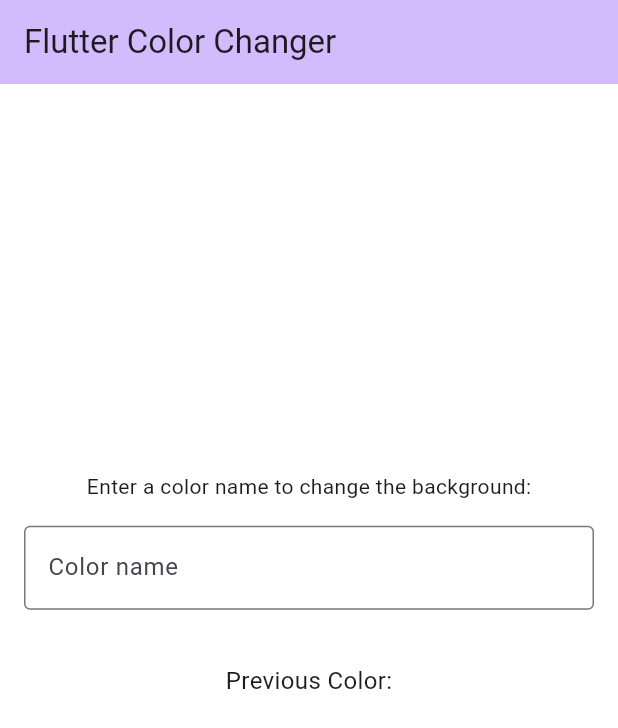
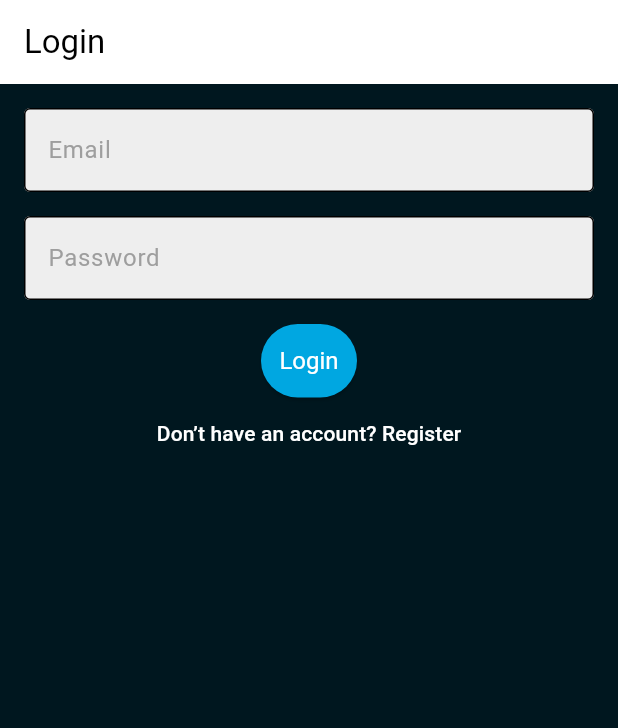
Before and after one commit to sobolkd/Simple-MobApp-on-Flutter, a Flutter app: the screen it shows after launch, on a phone screen of 412 x 824 dp. Shown: the top 728 px of the screen. Run offline on Flutter 3.47's test engine with Material 3 defaults, Android fonts, the phone set to English and light mode, and no system bars.

Commit message:
Completed lab 2

```diff
--- a/lib/main.dart
+++ b/lib/main.dart
@@ -1,4 +1,5 @@
 import 'package:flutter/material.dart';
+import 'package:my_project/screens/login_screen.dart';
 
 void main() {
   runApp(const MyApp());
@@ -10,111 +11,23 @@ class MyApp extends StatelessWidget {
   @override
   Widget build(BuildContext context) {
     return MaterialApp(
-      title: 'Flutter Color Changer',
+      title: 'D&D Character Creator',
       theme: ThemeData(
-        colorScheme: ColorScheme.fromSeed(seedColor: Colors.deepPurple),
-        useMaterial3: true,
+        scaffoldBackgroundColor: const Color(0xFF00171F),
+        colorScheme: ColorScheme.fromSwatch().copyWith(
+          primary: const Color(0xFFFFFFFF),
+          onPrimary: Colors.white,
+          secondary: const Color(0xFFFFFFFF),
+        ),
+        textTheme: Theme.of(context).textTheme.apply(
+          bodyColor: Colors.white,
+          displayColor: Colors.white,
+        ),
+        inputDecorationTheme: const InputDecorationTheme(
+          hintStyle: TextStyle(color: Colors.grey),
+        ),
       ),
-      home: const MyHomePage(title: 'Flutter Color Changer'),
+      home: LoginScreen(),
     );
   }
 }
-
-class MyHomePage extends StatefulWidget {
-  const MyHomePage({required this.title, super.key});
-
-  final String title;
-
-  @override
-  State<MyHomePage> createState() => _MyHomePageState();
-}
-
-class _MyHomePageState extends State<MyHomePage> {
-  Color _backgroundColor = Colors.white;
-  Color _previousColor = Colors.white;
-  final TextEditingController _controller = TextEditingController();
-
-  void _changeBackgroundColor(String colorName) {
-    setState(() {
-      _previousColor = _backgroundColor;
-      _backgroundColor = _getColorFromName(colorName);
-      if (_backgroundColor == Colors.grey) {
-        _showSnackBar("Color '$colorName' not recognized. Defaulting to grey.");
-      }
-    });
-  }
-
-  Color _getColorFromName(String colorName) {
-    switch (colorName.toLowerCase()) {
-      case 'red':
-        return Colors.red;
-      case 'green':
-        return Colors.green;
-      case 'blue':
-        return Colors.blue;
-      case 'yellow':
-        return Colors.yellow;
-      case 'purple':
-        return Colors.purple;
-      case 'black':
-        return Colors.black;
-      case 'white':
-        return Colors.white;
-      case 'orange':
-        return Colors.orange;
-      default:
-        return Colors.grey;
-    }
-  }
-
-  void _showSnackBar(String message) {
-    ScaffoldMessenger.of(context).showSnackBar(
-      SnackBar(
-        content: Text(message),
-        duration: const Duration(seconds: 3),
-      ),
-    );
-  }
-
-  @override
-  Widget build(BuildContext context) {
-    return Scaffold(
-      appBar: AppBar(
-        backgroundColor: Theme.of(context).colorScheme.inversePrimary,
-        title: Text(widget.title),
-      ),
-      body: ColoredBox(
-        color: _backgroundColor,
-        child: Center(
-          child: Column(
-            mainAxisAlignment: MainAxisAlignment.center,
-            children: <Widget>[
-              const Text('Enter a color name to change the background:'),
-              Padding(
-                padding: const EdgeInsets.all(16),
-                child: TextField(
-                  controller: _controller,
-                  decoration: const InputDecoration(
-                    labelText: 'Color name',
-                    border: OutlineInputBorder(),
-                  ),
-                  onSubmitted: _changeBackgroundColor,
-                ),
-              ),
-              const SizedBox(height: 20),
-              const Text(
-                'Previous Color:',
-                style: TextStyle(fontSize: 16),
-              ),
-              Container(
-                width: 100,
-                height: 100,
-                color: _previousColor,
-              ),
-            ],
-          ),
-        ),
-      ),
-    );
-  }
-}
--- /dev/null
+++ b/lib/screens/login_screen.dart
@@ -0,0 +1,60 @@
+import 'package:flutter/material.dart';
+import 'package:my_project/screens/home_screen.dart';
+import 'package:my_project/screens/registration_screen.dart';
+import 'package:my_project/widgets/button.dart';
+import 'package:my_project/widgets/field_info.dart';
+
+class LoginScreen extends StatelessWidget {
+
+  final TextEditingController emailController = TextEditingController();
+  final TextEditingController passwordController = TextEditingController();
+
+  LoginScreen({super.key});
+
+  @override
+  Widget build(BuildContext context) {
+    return Scaffold(
+      appBar: AppBar(title: const Text('Login')),
+      body: Padding(
+        padding: const EdgeInsets.all(16),
+        child: Column(
+          children: [
+            FieldInfo(
+              hintText: 'Email',
+              controller: emailController,
+            ),
+            const SizedBox(height: 16),
+            FieldInfo(
+              hintText: 'Password',
+              controller: passwordController,
+              obscureText: true,
+            ),
+            const SizedBox(height: 16),
+            CustomButton(
+              text: 'Login',
+              onPressed: () {
+                Navigator.pushReplacement(
+                  context,
+                  MaterialPageRoute<Widget>(
+                    builder: (context) => const HomeScreen(),
+                  ),
+                );
+              },
+            ),
+            TextButton(
+              onPressed: () {
+                Navigator.push<RegisterScreen>(
+                  context,
+                  MaterialPageRoute<RegisterScreen>(
+                    builder: (context) => RegisterScreen(),
+                  ),
+                );
+              },
+              child: const Text('Don’t have an account? Register'),
+            ),
+          ],
+        ),
+      ),
+    );
+  }
+}
--- /dev/null
+++ b/lib/widgets/button.dart
@@ -0,0 +1,32 @@
+import 'package:flutter/material.dart';
+
+class CustomButton extends StatelessWidget {
+  const CustomButton({
+    required this.text,
+    required this.onPressed,
+    super.key,
+  });
+
+  final String text;
+  final VoidCallback onPressed;
+
+  @override
+  Widget build(BuildContext context) {
+    return ElevatedButton(
+      onPressed: onPressed,
+      style: ElevatedButton.styleFrom(
+        backgroundColor: const Color(0xFF00A7E1),
+        padding: const EdgeInsets.symmetric(vertical: 15, horizontal: 10),
+        textStyle: const TextStyle(
+          fontSize: 16,
+        ),
+      ),
+      child: Text(
+        text,
+        style: const TextStyle(
+          color: Color(0xFFFFFFFF),
+        ),
+      ),
+    );
+  }
+}
--- /dev/null
+++ b/lib/widgets/field_info.dart
@@ -0,0 +1,28 @@
+import 'package:flutter/material.dart';
+
+class FieldInfo extends StatelessWidget {
+  const FieldInfo({
+    required this.hintText,
+    required this.controller,
+    this.obscureText = false,
+    super.key,
+  });
+
+  final String hintText;
+  final TextEditingController controller;
+  final bool obscureText;
+
+  @override
+  Widget build(BuildContext context) {
+    return TextField(
+      controller: controller,
+      obscureText: obscureText,
+      decoration: InputDecoration(
+        hintText: hintText,
+        border: const OutlineInputBorder(),
+        filled: true,
+        fillColor: Colors.grey[200],
+      ),
+    );
+  }
+}
```
Also changed, not shown: lib/screens/create_character_screen.dart (added, +54 -0 lines), lib/screens/home_screen.dart (added, +47 -0 lines), lib/screens/profile_screen.dart (added, +44 -0 lines), lib/screens/registration_screen.dart (added, +67 -0 lines), lib/widgets/dropdown_field.dart (added, +55 -0 lines).
